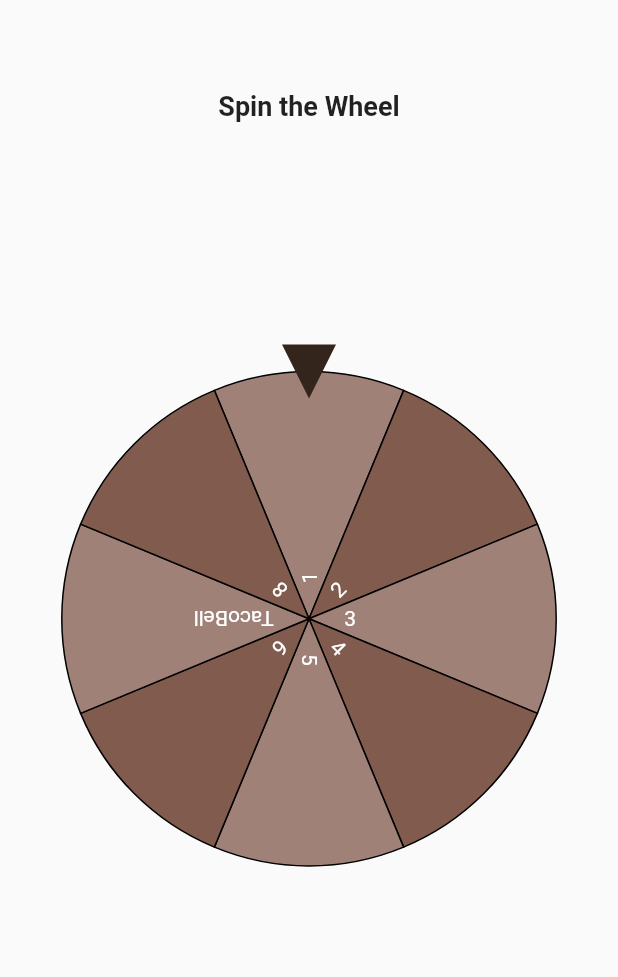
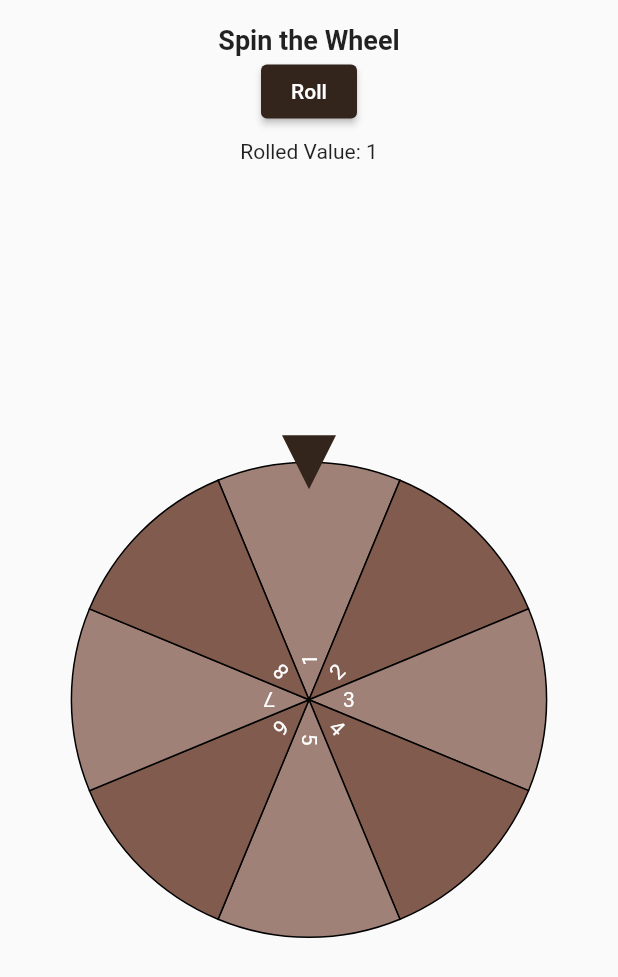
Before and after one commit to TaDish-App/TaDish, a Flutter app: the SurpriseBodyView widget shown alone on an empty page, opened directly, on a phone screen of 412 x 824 dp. Shown: the top 977 px of the screen. Run offline on Flutter 3.47's test engine with Material 2 defaults, Android fonts, the phone set to English and light mode, and no system bars; drawn by our look-alikes of flutter_fortune_wheel; our stand-ins replace flutter_hooks, flutter_rating_bar, image_cropper, image_picker.

Commit message:
spin the wheel rework

```diff
--- /dev/null
+++ b/tadish/lib/components/roll_button.dart
@@ -0,0 +1,52 @@
+import 'dart:math';
+
+import 'package:flutter/material.dart';
+
+int roll(int itemCount) {
+  return Random().nextInt(itemCount);
+}
+
+typedef IntCallback = void Function(int);
+
+class RollButton extends StatelessWidget {
+  final VoidCallback? onPressed;
+
+  const RollButton({
+    Key? key,
+    this.onPressed,
+  }) : super(key: key);
+
+  @override
+  Widget build(BuildContext context) {
+    return ElevatedButton(
+      child: Text('Roll'),
+      onPressed: onPressed,
+    );
+  }
+}
+
+class RollButtonWithPreview extends StatelessWidget {
+  final int selected;
+  final List<String> items;
+  final VoidCallback? onPressed;
+
+   const RollButtonWithPreview({
+    Key? key,
+    required this.selected,
+    required this.items,
+    this.onPressed,
+  }) : super(key: key);
+
+  @override
+  Widget build(BuildContext context) {
+    return Wrap(
+      spacing: 8,
+      crossAxisAlignment: WrapCrossAlignment.center,
+      direction: Axis.vertical,
+      children: [
+        RollButton(onPressed: onPressed),
+        Text('Rolled Value: ${items[selected]}'),
+      ],
+    );
+  }
+}
--- a/tadish/lib/pages/home/bodies/surprise_body_view.dart
+++ b/tadish/lib/pages/home/bodies/surprise_body_view.dart
@@ -1,23 +1,13 @@
 import 'package:flutter/material.dart';
 import 'package:flutter_fortune_wheel/flutter_fortune_wheel.dart';
+import 'package:flutter_hooks/flutter_hooks.dart';
+import '../../../components/roll_button.dart';
+
 import 'dart:async';
+import 'dart:math';
 import '../../../custom_theme.dart';
 
-class SurpriseBodyView extends StatefulWidget {
-  @override
-  _SurpriseBodyViewState createState() => _SurpriseBodyViewState();
-  }
-
-class _SurpriseBodyViewState extends State<SurpriseBodyView> {
-  StreamController<int> selected = StreamController<int>();
-  int result = -1;
-
-  @override
-  void dispose() {
-    selected.close();
-    super.dispose();
-  }
-
+class SurpriseBodyView extends HookWidget {
   @override
   Widget build(BuildContext context) {
     final items = <String>[
@@ -27,44 +17,50 @@ class _SurpriseBodyViewState extends State<SurpriseBodyView> {
       '4',
       '5',
       '6',
-      'TacoBell',
+      '7',
       '8',
     ];
 
     final alternatingColors = [customLightBrownColor, customDarkBrownColor];
-    int colorIndex = 0;
 
-    return Scaffold(
-      body: Column(
+    StreamController<int> selected = useStreamController<int>();
+
+    final selectedIndex = useStream(selected.stream, initialData: 0).data ?? 0;
+    final isAnimating = useState(false);
+
+    void handleRoll() {
+      selected.add(
+        roll(items.length),
+      );
+    }
+
+    return Center(
+      child: Padding(
+        padding: const EdgeInsets.all(8.0),
+        child: Column(
           children: [
-          const SizedBox(height: 60),
+            const SizedBox(height: 8),
             const Text(
               'Spin the Wheel',
               style: TextStyle(fontSize: 18, fontWeight: FontWeight.bold),
             ),
+            RollButtonWithPreview(
+              selected: selectedIndex,
+              items: items,
+              onPressed: isAnimating.value ? null : handleRoll,
+            ),
+            const SizedBox(height: 8),
             Expanded(
-              child: GestureDetector(
-                onTap: () {
-                  setState(() {
-                    final selectedValue = Fortune.randomInt(0, items.length);
-                    selected.add(selectedValue);
-                    result = selectedValue;
-                  });
-                },
               child: FortuneWheel(
-                  selected: selected.stream,
-                  indicators: const <FortuneIndicator>[
-                    FortuneIndicator(
-                      alignment: Alignment.topCenter,
-                      child: TriangleIndicator(
-                        color: customPrimaryColor,
-                      ),
-                    ),
-                  ],
+                selected: selected.stream, // Use the same stream here
+                onAnimationStart: () => isAnimating.value = true,
+                onAnimationEnd: () => isAnimating.value = false,
+                onFling: handleRoll,
                 items: [
                   for (var i = 0; i < items.length; i++)
                     FortuneItem(
                         child: Text(items[i]),
+                        onTap: () => print(items[i]),
                         style: FortuneItemStyle(
                           color: alternatingColors[i %
                               alternatingColors.length],
@@ -72,16 +68,9 @@ class _SurpriseBodyViewState extends State<SurpriseBodyView> {
                       ),
                 ],
               ),
-              )
             ),
-          const SizedBox(height: 20), // Adjust spacing as needed
-          if (result >= 0) // Display result if a valid result is available
-            Text(
-              'Selected Result: ${items[result]}',
-              style: const TextStyle(fontSize: 18, fontWeight: FontWeight.bold),
+          ],
         ),
-          const SizedBox(height: 60),
-        ],
       ),
     );
   }
```
Also changed, not shown: 3 other files. Lines whose indentation alone changed are shown as unchanged.
